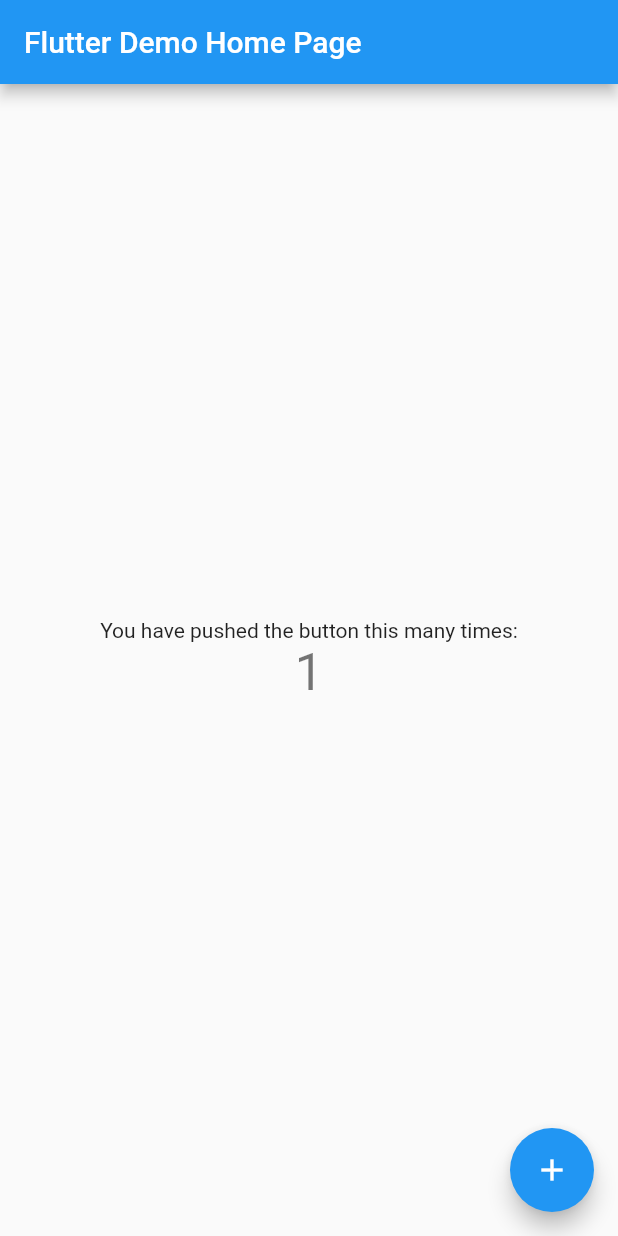
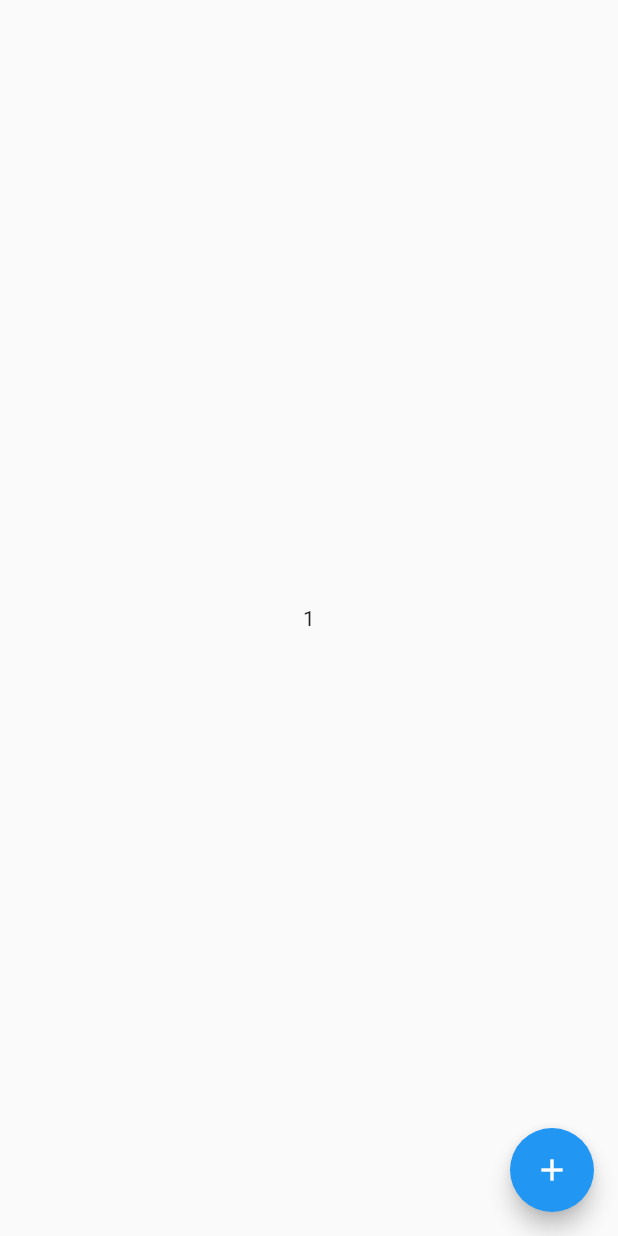
Before and after one commit to tx-TEM/flutter_narou_novel_list, a Flutter app: the screen it shows after launch, after a tap on the "add" icon, on a phone screen of 412 x 824 dp. Run offline on Flutter 3.47's test engine with Material 2 defaults, Android fonts, the phone set to English and light mode, and no system bars; our stand-ins replace flutter_hooks, hooks_riverpod.

Commit message:
riverpodを使用して状態を管理するようにした

```diff
--- a/lib/main.dart
+++ b/lib/main.dart
@@ -1,65 +1,32 @@
 import 'package:flutter/material.dart';
+import 'package:hooks_riverpod/hooks_riverpod.dart';
+import 'package:flutter_hooks/flutter_hooks.dart';
+
+final counterProvider = StateProvider((ref) => 0);
 
 void main() {
-  runApp(NovelListApp());
+  runApp(ProviderScope(child: NovelListApp()));
 }
 
 class NovelListApp extends StatelessWidget {
   @override
+  Widget build(BuildContext context) => MaterialApp(home: RootPage());
+}
+
+class RootPage extends HookWidget {
+  @override
   Widget build(BuildContext context) {
-    return MaterialApp(
-      title: 'Flutter Demo',
-      theme: ThemeData(
-        primarySwatch: Colors.blue,
-        visualDensity: VisualDensity.adaptivePlatformDensity,
-      ),
-      home: RootPage(title: 'Flutter Demo Home Page'),
+    final int count = useProvider(counterProvider).state;
+    var floatingActionButton2 = FloatingActionButton(
+      tooltip: 'Increment',
+      child: Icon(Icons.add),
+      onPressed: () {
+        context.read(counterProvider).state++;
+      },
+    );
+    return Scaffold(
+      body: Center(child: Text('$count')),
+      floatingActionButton: floatingActionButton2,
     );
   }
 }
-
-class RootPage extends StatefulWidget {
-  RootPage({Key key, this.title}) : super(key: key);
-  final String title;
-
-  @override
-  _RootPageState createState() => _RootPageState();
-}
-
-class _RootPageState extends State<RootPage> {
-  int _counter = 0;
-
-  void _incrementCounter() {
-    setState(() {
-      _counter++;
-    });
-  }
-
-  @override
-  Widget build(BuildContext context) {
-    return Scaffold(
-      appBar: AppBar(
-        title: Text(widget.title),
-      ),
-      body: Center(
-        child: Column(
-          mainAxisAlignment: MainAxisAlignment.center,
-          children: <Widget>[
-            Text(
-              'You have pushed the button this many times:',
-            ),
-            Text(
-              '$_counter',
-              style: Theme.of(context).textTheme.headline4,
-            ),
-          ],
-        ),
-      ),
-      floatingActionButton: FloatingActionButton(
-        onPressed: _incrementCounter,
-        tooltip: 'Increment',
-        child: Icon(Icons.add),
-      ),
-    );
-  }
-}
```
